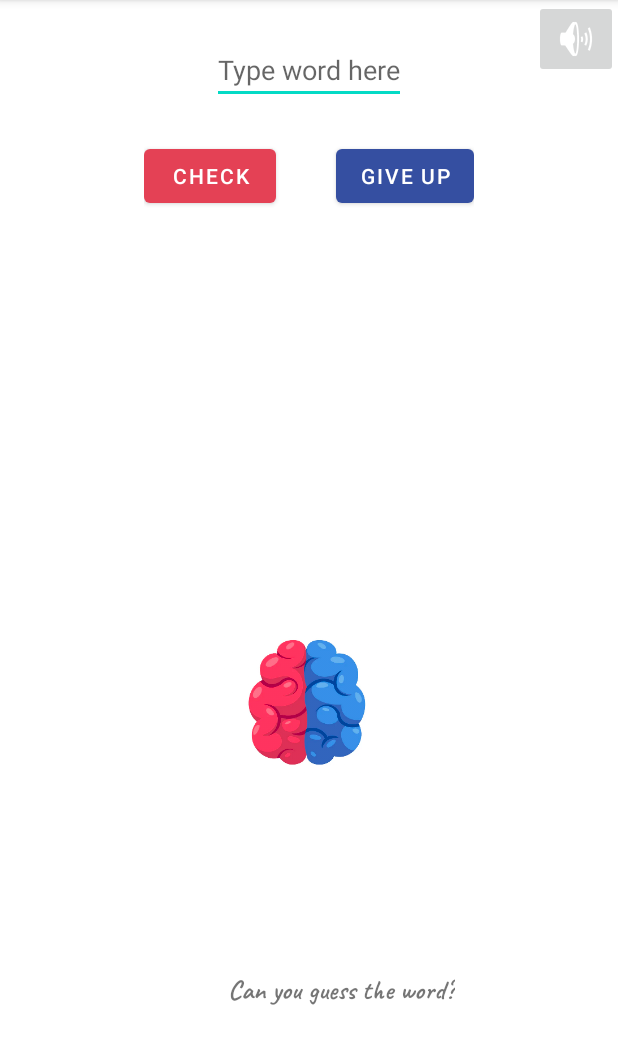
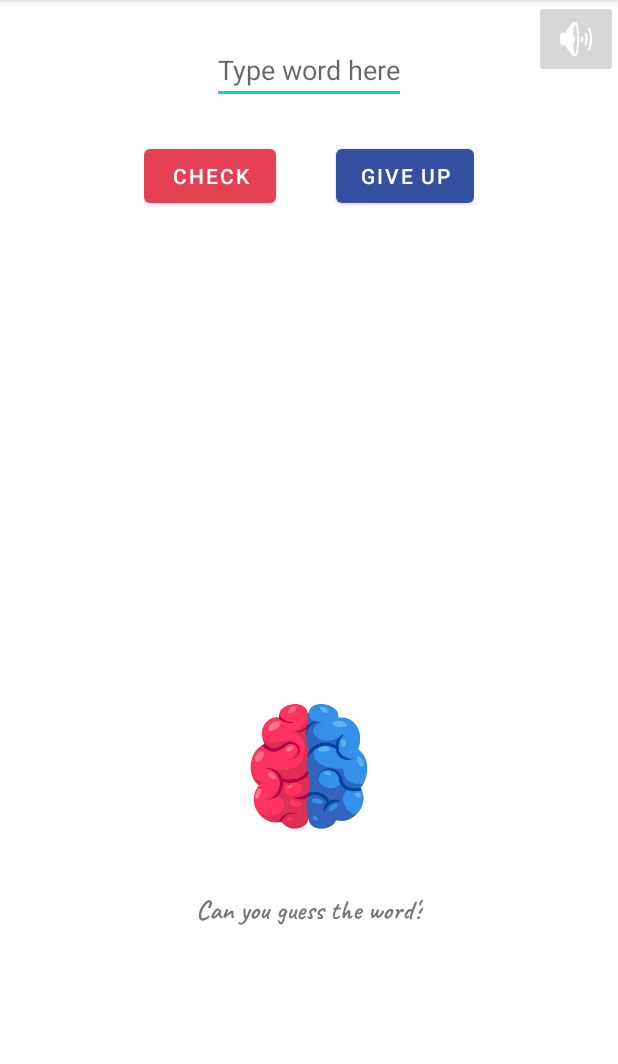
Before and after one commit to AygulMalikova/Jotto-game, an Android app: the PlayingGameActivity screen opened directly, with no data from a screen before it, on a phone screen of 412 x 824 dp, the part 84-1148 px from its top. Run offline under Robolectric (Android 15) with nearby library versions, the phone set to English and light mode, and no system bars; our stand-ins replace Dagger/Hilt's generated code, Room's generated code; Roboto replaces fonts that are not available here; 7 statements that could not run were skipped.

Commit message:
fixed design

```diff
--- a/app/src/main/AndroidManifest.xml
+++ b/app/src/main/AndroidManifest.xml
@@ -17,9 +17,9 @@
                 <category android:name="android.intent.category.LAUNCHER" />
             </intent-filter>
         </activity>
-        <activity android:name=".game.view.PlayingGameActivity">
-        </activity>
-        <activity android:name=".finishgame.view.FinishGameActivity" />
+        <activity android:name=".game.view.PlayingGameActivity"
+            android:configChanges="orientation|screenSize"/>
+        <activity android:name=".finishgame.view.FinishGameActivity"/>
 
 
         <meta-data
--- a/app/src/main/java/com/example/jotto_game/game/view/PlayingGameActivity.kt
+++ b/app/src/main/java/com/example/jotto_game/game/view/PlayingGameActivity.kt
@@ -55,9 +55,8 @@ class PlayingGameActivity : AppCompatActivity() {
 
 
         // subscribe on all words
-        wordViewModel.allWords.observe(this, Observer { words ->
-            words?.let { wordList.addAll(it) }
-        })
+        val words = wordViewModel.allWords.value // current db words (might be empty or with already entered)
+        words?.let { wordList.addAll(it) }
 
         // subscribe on secret word
         wordViewModel.secretWord.observe(this, Observer { lastWord ->
@@ -134,17 +133,17 @@ class PlayingGameActivity : AppCompatActivity() {
         var low = 0.0
         var high = 10.0
         when (level) {
-            "Easy" -> {
-                low = 7.0
-                high = 8.03
+            "Hard" -> {
+                low = 1.74
+                high = 4.0
             }
             "Medium" -> {
                 low = 4.0
                 high = 7.0
             }
             else -> {
-                low = 1.74
-                high = 4.0
+                low = 7.0
+                high = 8.03
             }
         }
         fetchJson(number, low, high)
--- a/app/src/main/res/layout/example_item.xml
+++ b/app/src/main/res/layout/example_item.xml
@@ -1,6 +1,6 @@
 <?xml version="1.0" encoding="utf-8"?>
 <androidx.cardview.widget.CardView xmlns:android="http://schemas.android.com/apk/res/android"
-    android:layout_width="match_parent" android:layout_height="match_parent">
+    android:layout_width="wrap_content" android:layout_height="wrap_content">
 
     <RelativeLayout
         android:layout_width="wrap_content"
--- a/app/src/main/res/layout/playing_game.xml
+++ b/app/src/main/res/layout/playing_game.xml
@@ -54,34 +54,30 @@
 
         </LinearLayout>
 
-        <ScrollView
-            android:id="@+id/scrollView2"
-            android:layout_width="match_parent"
-            android:layout_height="231dp"
+
+        <androidx.recyclerview.widget.RecyclerView
+            android:id="@+id/recycler_view"
+            android:layout_width="wrap_content"
+            android:layout_height="246dp"
+            android:layout_gravity="center_horizontal"
             android:layout_marginTop="16dp"
+            android:background="@color/transparent"
+            android:clipToPadding="false"
             app:layout_constraintEnd_toEndOf="parent"
             app:layout_constraintStart_toStartOf="parent"
-
-            app:layout_constraintTop_toBottomOf="@+id/linearLayout2">
-
-            <androidx.recyclerview.widget.RecyclerView
-                android:layout_gravity="center_horizontal"
-                android:id="@+id/recycler_view"
-                android:layout_width="match_parent"
-                android:layout_height="wrap_content"
-                android:clipToPadding="false"
-                android:padding="4dp"
-                tools:listitem="@layout/example_item" />
-        </ScrollView>
+            app:layout_constraintTop_toBottomOf="@+id/linearLayout2"
+            tools:listitem="@layout/example_item" />
 
         <ImageView
             android:id="@+id/imageView"
             android:layout_width="132dp"
             android:layout_height="164dp"
+            android:layout_marginTop="28dp"
             android:contentDescription="@string/todo"
             app:layout_constraintEnd_toEndOf="parent"
+            app:layout_constraintHorizontal_bias="0.505"
             app:layout_constraintStart_toStartOf="parent"
-            app:layout_constraintTop_toBottomOf="@+id/scrollView2"
+            app:layout_constraintTop_toBottomOf="@+id/recycler_view"
             app:srcCompat="@drawable/brain" />
 
         <TextView
@@ -91,9 +87,7 @@
             android:fontFamily="@font/caveat_bold"
             android:text="@string/can_you_guess_the_word"
             android:textSize="18sp"
-            app:layout_constraintBottom_toBottomOf="parent"
             app:layout_constraintEnd_toEndOf="parent"
-            app:layout_constraintHorizontal_bias="0.582"
             app:layout_constraintStart_toStartOf="parent"
             app:layout_constraintTop_toBottomOf="@+id/imageView" />
 
```
